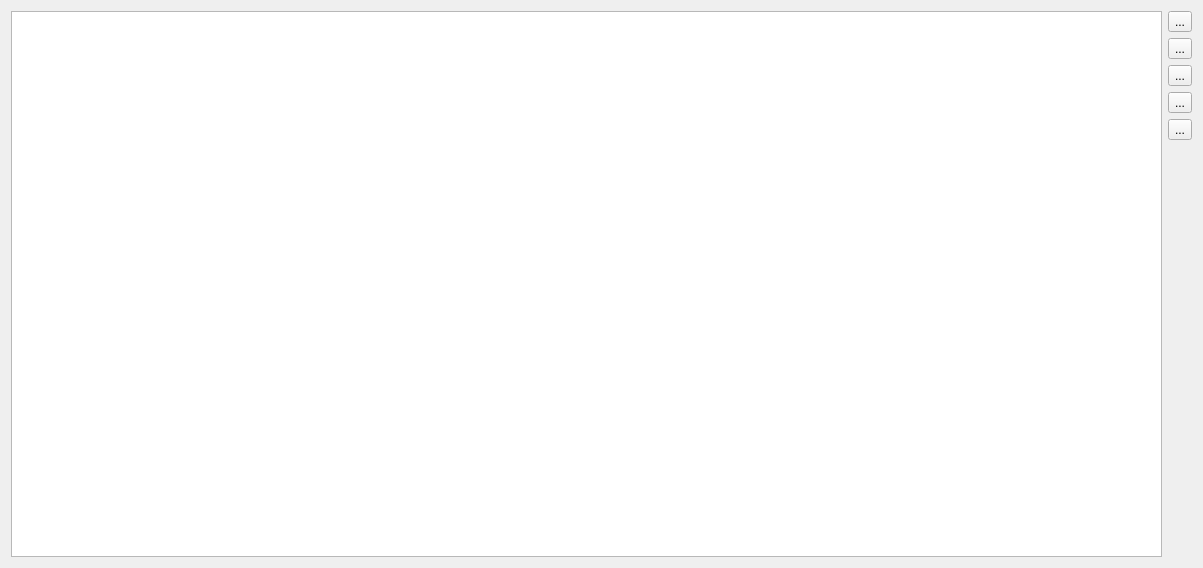
First picture: the form in src/gui/cv_image_list_form.ui, repository YuriyRusinov/db_qt_opencv, before the edit.
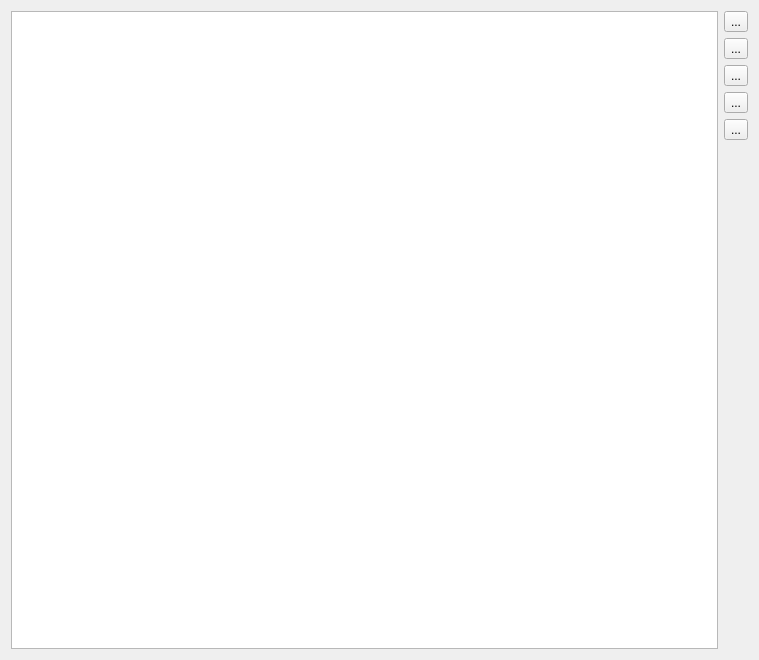
Second picture: the form after the edit.

Commit message: Images list form was resized by default.

Patch:
```diff
--- a/src/gui/cv_image_list_form.ui
+++ b/src/gui/cv_image_list_form.ui
@@ -6,10 +6,16 @@
    <rect>
     <x>0</x>
     <y>0</y>
-    <width>1203</width>
-    <height>568</height>
+    <width>759</width>
+    <height>660</height>
    </rect>
   </property>
+  <property name="sizePolicy">
+   <sizepolicy hsizetype="MinimumExpanding" vsizetype="MinimumExpanding">
+    <horstretch>1</horstretch>
+    <verstretch>0</verstretch>
+   </sizepolicy>
+  </property>
   <property name="windowTitle">
    <string>Form</string>
   </property>
@@ -25,7 +31,7 @@
     <widget class="QTreeView" name="tvImages">
      <property name="sizePolicy">
       <sizepolicy hsizetype="Expanding" vsizetype="Expanding">
-       <horstretch>1</horstretch>
+       <horstretch>0</horstretch>
        <verstretch>0</verstretch>
       </sizepolicy>
      </property>
```
Left out of the diff: 2 changed lines with no effect on the pictures. The commit also changes 5 other files.
